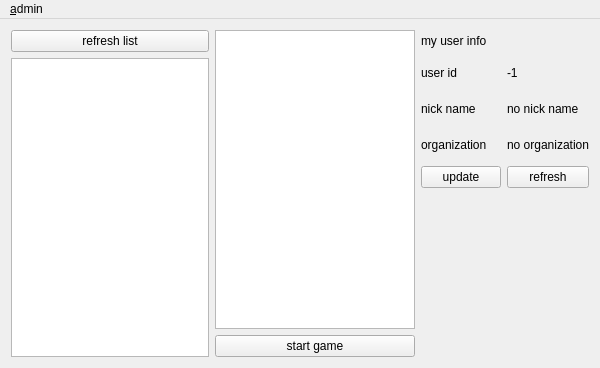
First picture: the form in MainClient/gui/mainwindow.ui, repository stareven/Dlut-Game-Platform, before the edit.
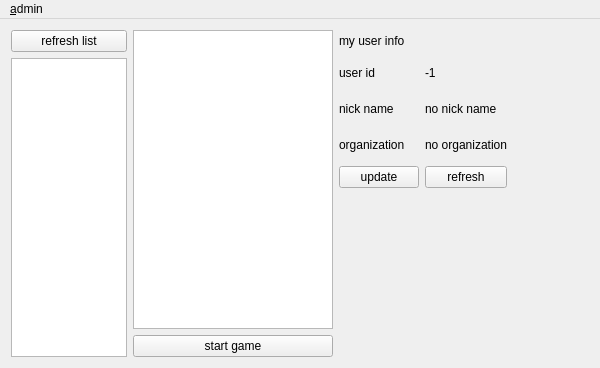
Second picture: the form after the edit. Custom widgets are drawn as their Qt base class.

```diff
--- a/MainClient/gui/mainwindow.ui
+++ b/MainClient/gui/mainwindow.ui
@@ -21,10 +21,11 @@
   </property>
   <widget class="QWidget" name="centralWidget">
    <layout class="QGridLayout" name="gridLayout">
-    <item row="1" column="0" rowspan="6">
-     <widget class="QListWidget" name="list_game"/>
+    <item row="1" column="0" rowspan="7">
+     <widget class="QListWidget" name="list_game">
+     </widget>
     </item>
-    <item row="0" column="1" rowspan="6">
+    <item row="0" column="1" rowspan="7">
      <widget class="QTextBrowser" name="tb_game">
       <property name="minimumSize">
        <size>
@@ -137,20 +138,7 @@
       </property>
      </widget>
     </item>
-    <item row="5" column="2" rowspan="2" colspan="2">
-     <spacer name="verticalSpacer">
-      <property name="orientation">
-       <enum>Qt::Vertical</enum>
-      </property>
-      <property name="sizeHint" stdset="0">
-       <size>
-        <width>20</width>
-        <height>40</height>
-       </size>
-      </property>
-     </spacer>
-    </item>
-    <item row="6" column="1">
+    <item row="7" column="1">
      <widget class="QPushButton" name="btn_start_game">
       <property name="text">
        <string>start game</string>
@@ -187,6 +175,22 @@
       </property>
      </widget>
     </item>
+    <item row="5" column="2" rowspan="3" colspan="3">
+     <widget class="JWidgetHallTalk" name="widget" native="true">
+      <property name="minimumSize">
+       <size>
+        <width>250</width>
+        <height>0</height>
+       </size>
+      </property>
+      <property name="maximumSize">
+       <size>
+        <width>16777215</width>
+        <height>16777215</height>
+       </size>
+      </property>
+     </widget>
+    </item>
    </layout>
   </widget>
   <widget class="QMenuBar" name="menuBar">
@@ -213,6 +217,14 @@
   </action>
  </widget>
  <layoutdefault spacing="6" margin="11"/>
+ <customwidgets>
+  <customwidget>
+   <class>JWidgetHallTalk</class>
+   <extends>QWidget</extends>
+   <header>gui/jwidgethalltalk.h</header>
+   <container>1</container>
+  </customwidget>
+ </customwidgets>
  <resources/>
  <connections/>
 </ui>
```
